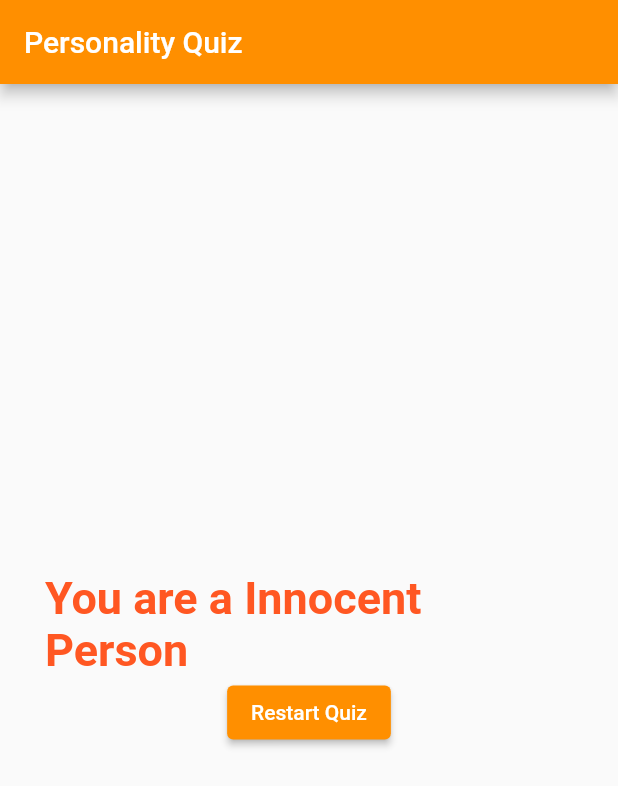
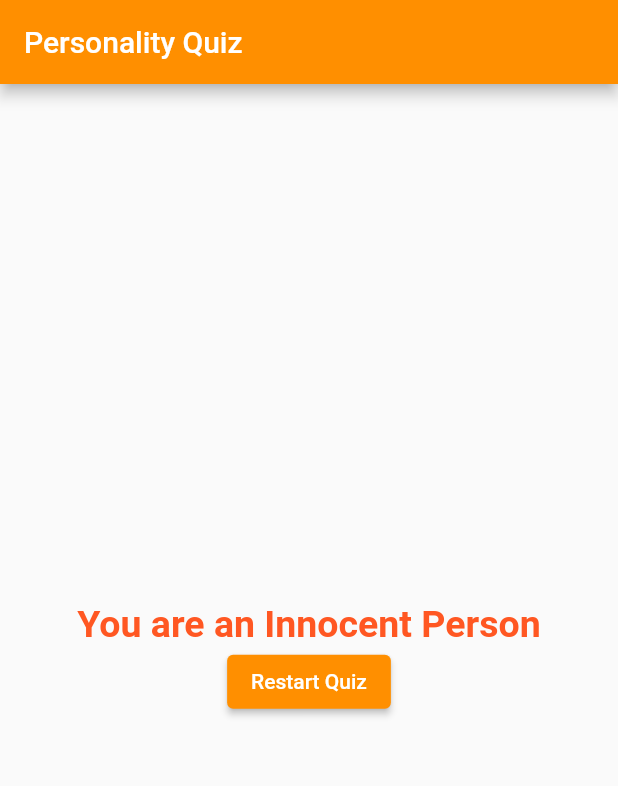
Before and after one commit to Sharan-121/Quiz-App, a Flutter app: the screen it shows after launch, after a tap on "Black", after a tap on "Lion", after a tap on "Paris", on a phone screen of 412 x 824 dp. Shown: the top 786 px of the screen. Run offline on Flutter 3.47's test engine with Material 2 defaults, Android fonts, the phone set to English and light mode, and no system bars.

Commit message:
Fixed typo

```diff
--- a/lib/result.dart
+++ b/lib/result.dart
@@ -10,7 +10,7 @@ class Result extends StatelessWidget {
     String resultText;
 
     if (_result < 15) {
-      resultText = "You are a Innocent Person";
+      resultText = "You are an Innocent Person";
     } else if (_result < 25) {
       resultText = "You are a Matured Person";
     } else {
@@ -29,7 +29,7 @@ class Result extends StatelessWidget {
             resultPhrase,
             style: TextStyle(
                 color: Colors.deepOrange,
-                fontSize: 30,
+                fontSize: 25,
                 fontWeight: FontWeight.bold),
           ),
           ElevatedButton(
```
